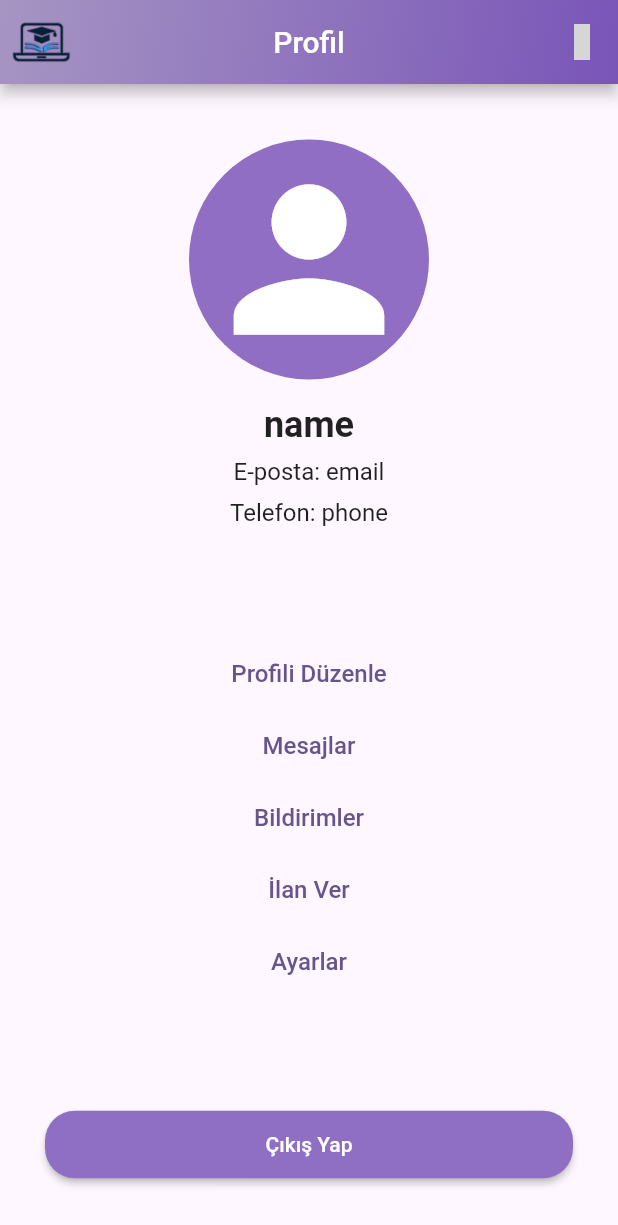
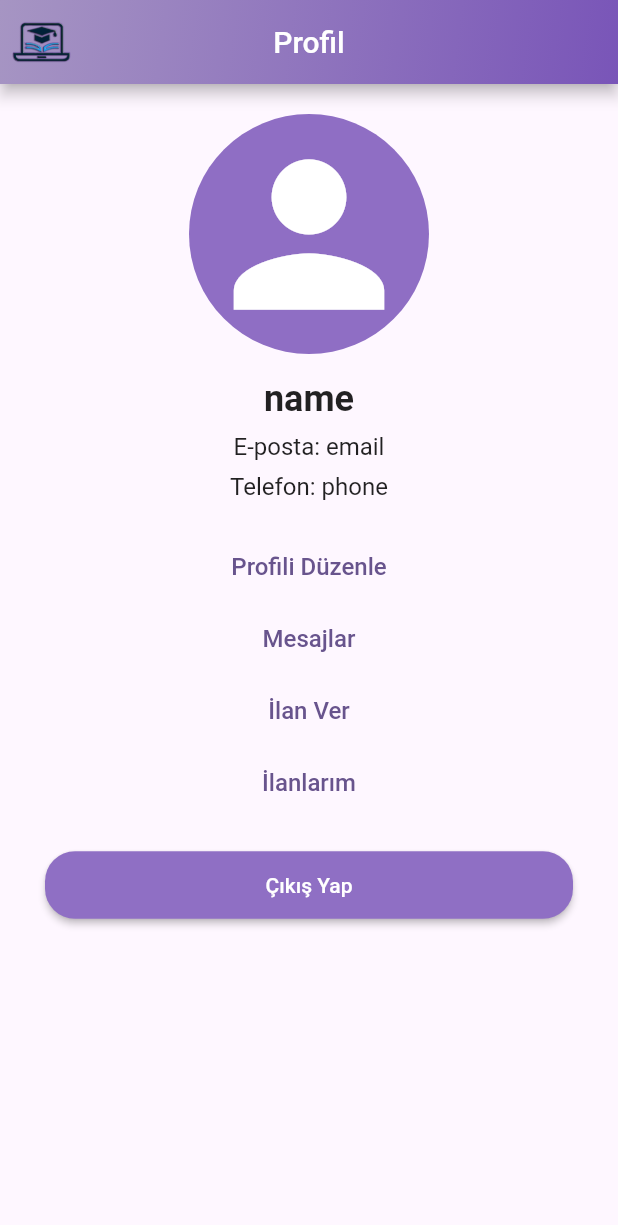
Before and after one commit to feyza12345/f_151, a Flutter app: the Profile screen opened directly, after a tap on "Çıkış Yap", on a phone screen of 412 x 824 dp. Shown: the top 1225 px of the screen. Run offline on Flutter 3.47's test engine with Material 2 defaults, Android fonts, the light colour scheme and no system bars; our stand-ins replace cloud_firestore, firebase_auth, firebase_core, firebase_storage, flutter_animate, flutter_bloc and 3 more; missing offline and left inert: onesignal_flutter; accounts and stored records are empty; network calls fail; grey boxes are pictures that could not be loaded.

Commit message:
my ads label added

```diff
--- a/lib/pages/home/profile/profile.dart
+++ b/lib/pages/home/profile/profile.dart
@@ -5,13 +5,13 @@
 import 'package:f151/components/custom_widgets.dart';
 import 'package:f151/pages/home/profile/create_advertisement/create_advertisement.dart';
 import 'package:f151/pages/home/profile/edit_profile/edit_profile_page.dart';
+import 'package:f151/pages/home/profile/my_ads_page.dart';
 import 'package:f151/pages/login/login_page.dart';
 import 'package:f151/services/auth/auth_helper.dart';
 import 'package:f151/services/onesignal/one_signal_api.dart';
 import 'package:firebase_auth/firebase_auth.dart';
 import 'package:flutter/material.dart';
 import 'package:flutter_bloc/flutter_bloc.dart';
-import 'package:material_design_icons_flutter/material_design_icons_flutter.dart';
 
 class Profile extends StatefulWidget {
   const Profile({super.key});
@@ -34,25 +34,26 @@
           userId != null ? 'Profil' : 'Giriş Yap',
           key: const ValueKey('appNameHomepage'),
         ),
-        actions: [
-          IconButton(onPressed: () => null, icon: Icon(MdiIcons.dotsVertical))
-        ],
       ),
       body: userId == null
           ? const LoginPage()
-          : Center(
+          : SingleChildScrollView(
+              child: Center(
                 child: BlocBuilder<AppInfoBloc, AppInfoState>(
                     builder: (context, state) {
                   return Column(
-                  mainAxisAlignment: MainAxisAlignment.spaceAround,
                     children: [
+                      const SizedBox(
+                        height: 20,
+                      ),
                       Column(
                         children: [
                           CircleAvatar(
                             backgroundColor:
                                 const Color.fromRGBO(143, 110, 196, 1),
                             radius: 80,
-                          foregroundImage: state.currentPerson.imageUrl == null
+                            foregroundImage: state.currentPerson.imageUrl ==
+                                    null
                                 ? null
                                 : NetworkImage(state.currentPerson.imageUrl!),
                             child: state.currentPerson.imageUrl != null
@@ -83,12 +84,16 @@
                           ),
                         ],
                       ),
+                      const SizedBox(
+                        height: 20,
+                      ),
                       Column(
                         children: [
                           TextButton(
                             onPressed: () {
                               Navigator.of(context).push(MaterialPageRoute(
-                                builder: (context) => EditProfilePage()));
+                                  builder: (context) =>
+                                      const EditProfilePage()));
                             },
                             child: const Text(
                               'Profili Düzenle',
@@ -109,20 +114,10 @@
                             ),
                           ),
                           TextButton(
-                          onPressed: () {
-                            // Bildirimler sayfasına yönlendirme kodu buraya gelecek
-                          },
-                          child: const Text(
-                            'Bildirimler',
-                            style: TextStyle(
-                              fontSize: 16.0,
-                            ),
-                          ),
-                        ),
-                        TextButton(
                             onPressed: () => Navigator.of(context).push(
                               MaterialPageRoute(
-                              builder: (context) => const CreateAdvertisement(),
+                                builder: (context) =>
+                                    const CreateAdvertisement(),
                               ),
                             ),
                             child: const Text(
@@ -133,17 +128,22 @@
                             ),
                           ),
                           TextButton(
-                          onPressed: () {
-                            // Ayarlar sayfasına yönlendirme kodu buraya gelecek
-                          },
+                            onPressed: () => Navigator.of(context).push(
+                              MaterialPageRoute(
+                                builder: (context) => const MyAdsPage(),
+                              ),
+                            ),
                             child: const Text(
-                            'Ayarlar',
+                              'İlanlarım',
                               style: TextStyle(
                                 fontSize: 16.0,
                               ),
                             ),
                           ),
                         ],
+                      ),
+                      const SizedBox(
+                        height: 20,
                       ),
                       Padding(
                         padding: const EdgeInsets.symmetric(horizontal: 30),
@@ -176,6 +176,7 @@
                   );
                 }),
               ),
+            ),
     );
   }
 }
```
Lines whose indentation alone changed are shown as unchanged.
